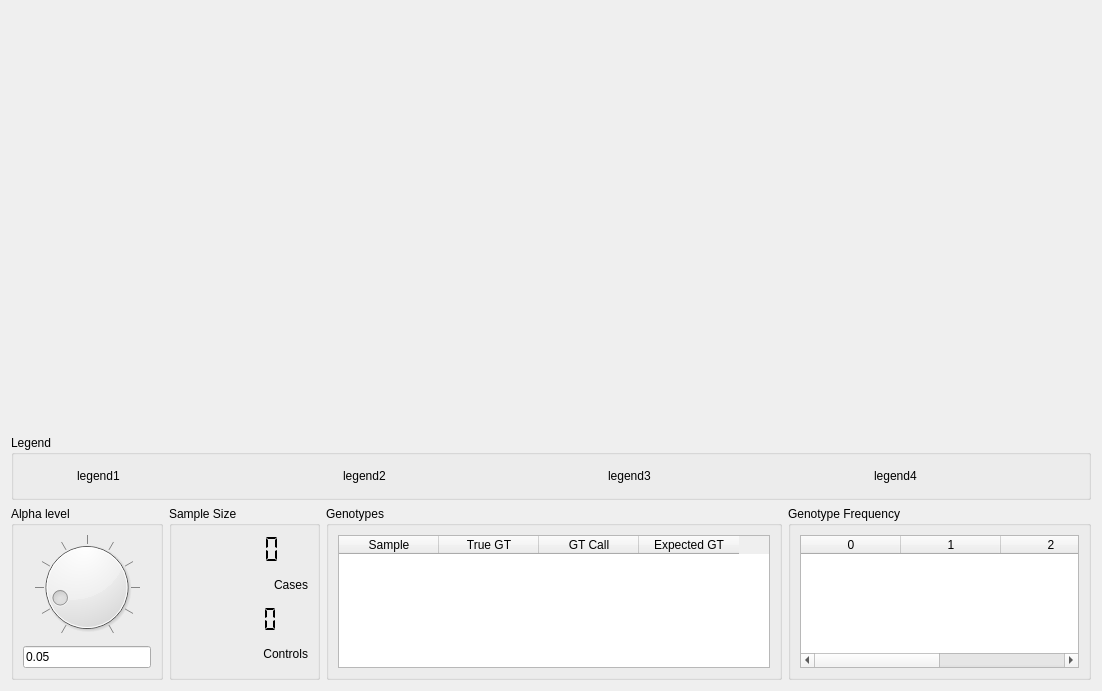
First picture: the form in gui/ui/simplotwindow.ui, repository ScottMastro/VikNGS, before the edit.
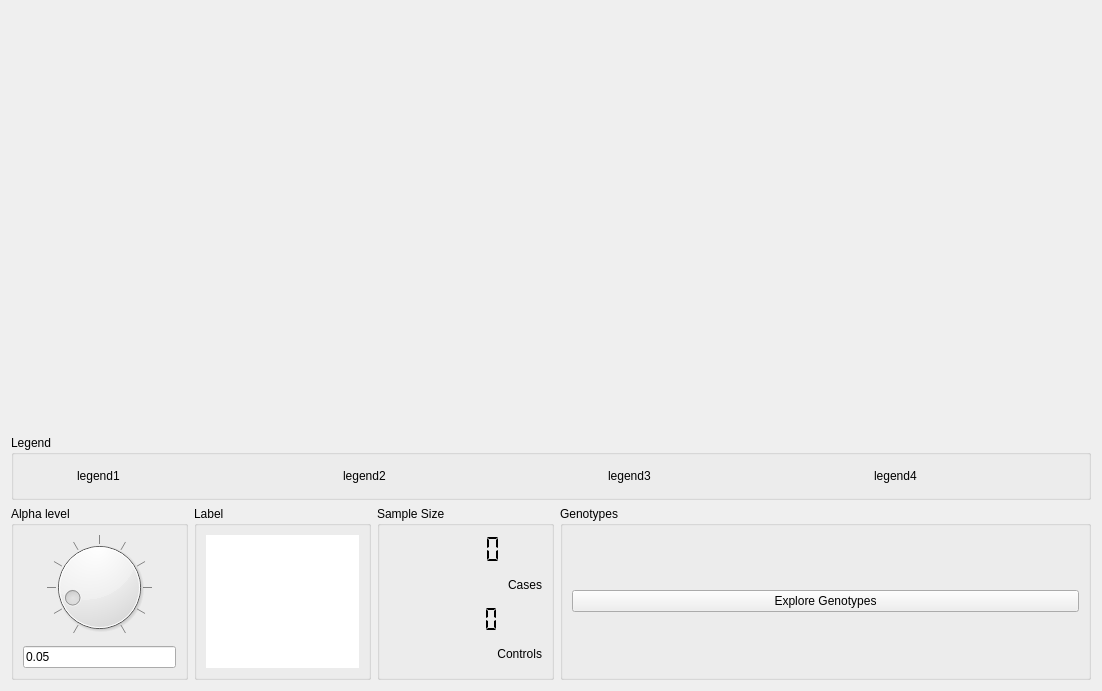
Second picture: the form after the edit. Custom widgets are drawn as their Qt base class.

Commit message: Added more features to simplot and new window

Patch:
```diff
--- a/gui/ui/simplotwindow.ui
+++ b/gui/ui/simplotwindow.ui
@@ -196,7 +196,7 @@
       </widget>
      </item>
      <item>
-      <layout class="QHBoxLayout" name="horizontalLayout_4" stretch="1,1,3,2">
+      <layout class="QHBoxLayout" name="horizontalLayout_4" stretch="1,1,1,3">
        <item>
         <widget class="QGroupBox" name="groupBox">
          <property name="title">
@@ -248,19 +248,66 @@
          </layout>
         </widget>
        </item>
+       <item>
+        <widget class="QGroupBox" name="simplot_measureGrp">
+         <property name="title">
+          <string>Label</string>
+         </property>
+         <layout class="QVBoxLayout" name="verticalLayout_4">
+          <item>
+           <widget class="QTableWidget" name="simplot_powerTbl">
+            <property name="frameShape">
+             <enum>QFrame::NoFrame</enum>
+            </property>
+            <property name="frameShadow">
+             <enum>QFrame::Plain</enum>
+            </property>
+            <property name="selectionMode">
+             <enum>QAbstractItemView::NoSelection</enum>
+            </property>
+            <property name="selectionBehavior">
+             <enum>QAbstractItemView::SelectRows</enum>
+            </property>
+            <property name="cornerButtonEnabled">
+             <bool>true</bool>
+            </property>
+            <attribute name="horizontalHeaderVisible">
+             <bool>false</bool>
+            </attribute>
+            <attribute name="verticalHeaderVisible">
+             <bool>false</bool>
+            </attribute>
+            <attribute name="verticalHeaderStretchLastSection">
+             <bool>false</bool>
+            </attribute>
+           </widget>
+          </item>
+         </layout>
+        </widget>
+       </item>
        <item>
         <widget class="QGroupBox" name="groupBox_2">
          <property name="title">
           <string>Sample Size</string>
          </property>
-         <layout class="QGridLayout" name="gridLayout" columnstretch="3">
-          <item row="0" column="0">
-           <widget class="QLCDNumber" name="simplot_ncasesDgt">
-            <property name="frameShape">
-             <enum>QFrame::NoFrame</enum>
+         <layout class="QGridLayout" name="gridLayout" columnstretch="0">
+          <item row="2" column="0">
+           <widget class="QLabel" name="simplot_ncasesLbl">
+            <property name="text">
+             <string>Cases</string>
             </property>
-            <property name="segmentStyle">
-             <enum>QLCDNumber::Flat</enum>
+            <property name="alignment">
+             <set>Qt::AlignRight|Qt::AlignTrailing|Qt::AlignVCenter</set>
+            </property>
+           </widget>
+          </item>
+          <item row="4" column="0">
+           <widget class="QLabel" name="simplot_ncontrolsLbl">
+            <property name="text">
+             <string>Controls</string>
+            </property>
+            <property name="alignment">
+             <set>Qt::AlignRight|Qt::AlignTrailing|Qt::AlignVCenter</set>
             </property>
            </widget>
           </item>
@@ -280,23 +327,13 @@
             </property>
            </widget>
           </item>
-          <item row="4" column="0">
-           <widget class="QLabel" name="simplot_ncontrolsLbl">
-            <property name="text">
-             <string>Controls</string>
+          <item row="0" column="0">
+           <widget class="QLCDNumber" name="simplot_ncasesDgt">
+            <property name="frameShape">
+             <enum>QFrame::NoFrame</enum>
             </property>
-            <property name="alignment">
-             <set>Qt::AlignRight|Qt::AlignTrailing|Qt::AlignVCenter</set>
-            </property>
-           </widget>
-          </item>
-          <item row="2" column="0">
-           <widget class="QLabel" name="simplot_ncasesLbl">
-            <property name="text">
-             <string>Cases</string>
-            </property>
-            <property name="alignment">
-             <set>Qt::AlignRight|Qt::AlignTrailing|Qt::AlignVCenter</set>
+            <property name="segmentStyle">
+             <enum>QLCDNumber::Flat</enum>
             </property>
            </widget>
           </item>
@@ -310,60 +347,10 @@
          </property>
          <layout class="QVBoxLayout" name="verticalLayout">
           <item>
-           <widget class="QTableWidget" name="simplot_genoTbl">
-            <column>
-             <property name="text">
-              <string>Sample</string>
-             </property>
-            </column>
-            <column>
-             <property name="text">
-              <string>True GT</string>
-             </property>
-            </column>
-            <column>
-             <property name="text">
-              <string>GT Call</string>
-             </property>
-            </column>
-            <column>
-             <property name="text">
-              <string>Expected GT</string>
-             </property>
-            </column>
-           </widget>
-          </item>
-         </layout>
-        </widget>
-       </item>
-       <item>
-        <widget class="QGroupBox" name="simplot_genoFreqGrp">
-         <property name="title">
-          <string>Genotype Frequency</string>
-         </property>
-         <layout class="QVBoxLayout" name="verticalLayout_4">
-          <item>
-           <widget class="QTableWidget" name="simplot_genoFreqTbl">
-            <column>
-             <property name="text">
-              <string>0</string>
-             </property>
-            </column>
-            <column>
-             <property name="text">
-              <string>1</string>
-             </property>
-            </column>
-            <column>
-             <property name="text">
-              <string>2</string>
-             </property>
-            </column>
-            <column>
-             <property name="text">
-              <string>Average</string>
-             </property>
-            </column>
+           <widget class="QPushButton" name="pushButton">
+            <property name="text">
+             <string>Explore Genotypes</string>
+            </property>
            </widget>
           </item>
          </layout>
```
The commit also changes 70 other files.
